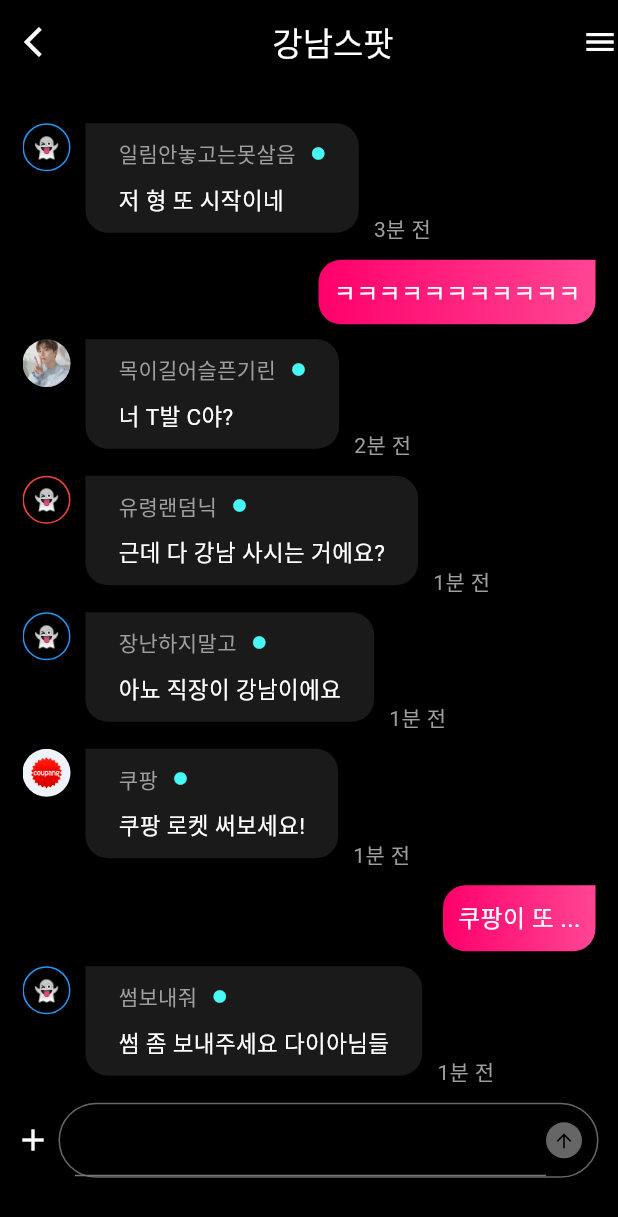
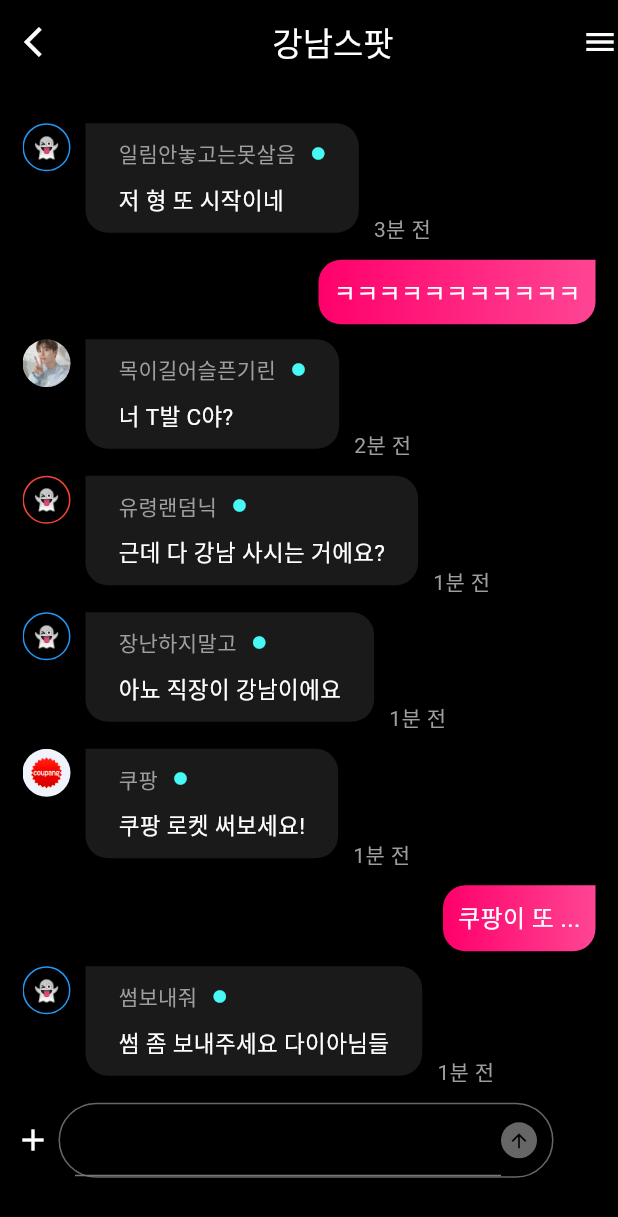
Before and after one commit to abelalem123/testvalley_mobile, a Flutter app: the screen it shows after launch, on a phone screen of 412 x 824 dp. Shown: the top 1217 px of the screen. Run offline on Flutter 3.47's test engine with Material 3 defaults, Android fonts, the phone set to English and light mode, and no system bars; missing offline and left inert: sendbird_chat_sdk.

Commit message:
final changes

```diff
--- a/lib/homepage.dart
+++ b/lib/homepage.dart
@@ -253,7 +253,7 @@ class _HomePageState extends State<HomePage> {
                         ),
                         Container(
                           height: 50,
-                          width: 360,
+                          width: 330,
                           decoration: BoxDecoration(
                               borderRadius: BorderRadius.circular(30),
                               border: Border.all(color: secondaryColor)),
```
